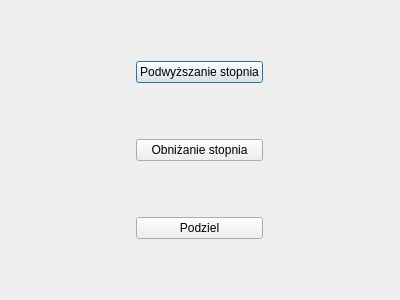
Qt form designs/bezier_curve_options_dialog.ui (dawidkostyszak/MMGK) before a commit.
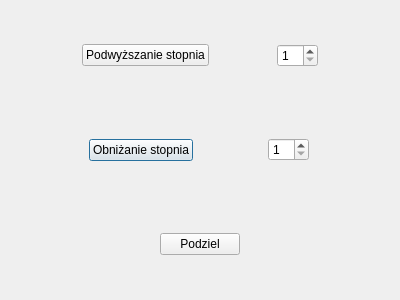
The same form after that commit.

Patch:
```diff
--- a/designs/bezier_curve_options_dialog.ui
+++ b/designs/bezier_curve_options_dialog.ui
@@ -23,31 +23,93 @@
    <bool>true</bool>
   </property>
   <layout class="QGridLayout" name="gridLayout">
-   <item row="0" column="0">
-    <widget class="QPushButton" name="increase">
+   <item row="1" column="0">
+    <widget class="QWidget" name="widget" native="true">
      <property name="sizePolicy">
-      <sizepolicy hsizetype="Fixed" vsizetype="Fixed">
+      <sizepolicy hsizetype="Preferred" vsizetype="Preferred">
        <horstretch>0</horstretch>
        <verstretch>0</verstretch>
       </sizepolicy>
      </property>
-     <property name="text">
-      <string>Podwyższanie stopnia</string>
-     </property>
-    </widget>
-   </item>
-   <item row="1" column="0">
-    <widget class="QPushButton" name="reduce">
-     <property name="text">
-      <string>Obniżanie stopnia</string>
-     </property>
+     <layout class="QHBoxLayout" name="horizontalLayout_2">
+      <item>
+       <widget class="QPushButton" name="reduce">
+        <property name="sizePolicy">
+         <sizepolicy hsizetype="Fixed" vsizetype="Fixed">
+          <horstretch>0</horstretch>
+          <verstretch>0</verstretch>
+         </sizepolicy>
+        </property>
+        <property name="text">
+         <string>Obniżanie stopnia</string>
+        </property>
+       </widget>
+      </item>
+      <item>
+       <widget class="QSpinBox" name="reduce_number">
+        <property name="sizePolicy">
+         <sizepolicy hsizetype="Fixed" vsizetype="Fixed">
+          <horstretch>0</horstretch>
+          <verstretch>0</verstretch>
+         </sizepolicy>
+        </property>
+        <property name="minimum">
+         <number>1</number>
+        </property>
+       </widget>
+      </item>
+     </layout>
     </widget>
    </item>
    <item row="2" column="0">
-    <widget class="QPushButton" name="split">
-     <property name="text">
-      <string>Podziel</string>
-     </property>
+    <widget class="QWidget" name="widget_2" native="true">
+     <layout class="QHBoxLayout" name="horizontalLayout_3">
+      <item>
+       <widget class="QPushButton" name="split">
+        <property name="sizePolicy">
+         <sizepolicy hsizetype="Fixed" vsizetype="Fixed">
+          <horstretch>0</horstretch>
+          <verstretch>0</verstretch>
+         </sizepolicy>
+        </property>
+        <property name="text">
+         <string>Podziel</string>
+        </property>
+       </widget>
+      </item>
+     </layout>
+    </widget>
+   </item>
+   <item row="0" column="0">
+    <widget class="QWidget" name="widget_3" native="true">
+     <layout class="QHBoxLayout" name="horizontalLayout">
+      <item>
+       <widget class="QPushButton" name="increase">
+        <property name="sizePolicy">
+         <sizepolicy hsizetype="Fixed" vsizetype="Fixed">
+          <horstretch>0</horstretch>
+          <verstretch>0</verstretch>
+         </sizepolicy>
+        </property>
+        <property name="text">
+         <string>Podwyższanie stopnia</string>
+        </property>
+       </widget>
+      </item>
+      <item>
+       <widget class="QSpinBox" name="increase_number">
+        <property name="sizePolicy">
+         <sizepolicy hsizetype="Fixed" vsizetype="Fixed">
+          <horstretch>0</horstretch>
+          <verstretch>0</verstretch>
+         </sizepolicy>
+        </property>
+        <property name="minimum">
+         <number>1</number>
+        </property>
+       </widget>
+      </item>
+     </layout>
     </widget>
    </item>
   </layout>
```
